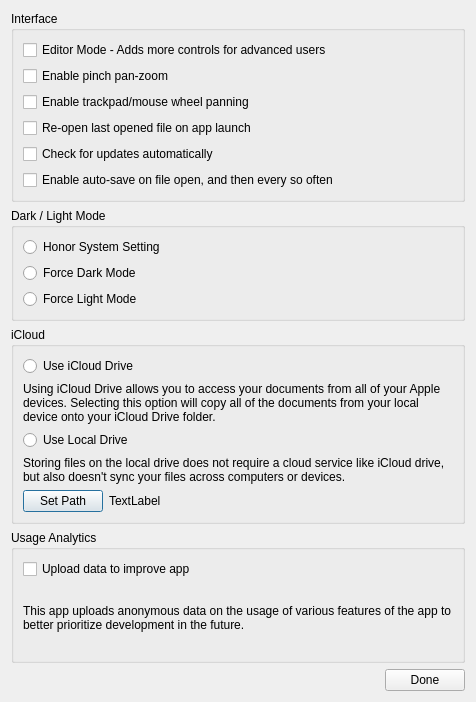
The window that pkdiagram/mainwindow/preferences.ui (patrickkidd/familydiagram) describes before a commit, drawn with Qt 5.
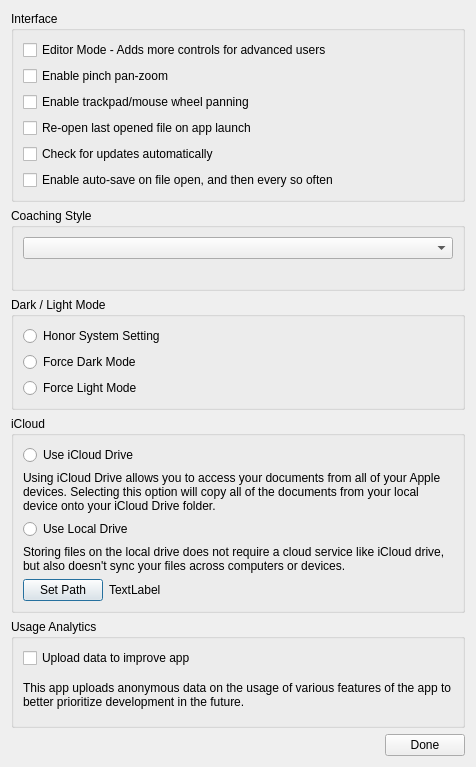
The same window after the commit.

Commit message:
FD-336: set the coaching style from Pro's Preferences (R-0050)
The selector lived in Personal's account drawer, which the embedding hides, so
Pro had no way to change it. Preferences gains a Coaching Style group writing
the same settings key the embedded chat reads, so the two cannot disagree. It
defaults to Premium and is beta-only like the rest of the chat.

Patch:
```diff
--- a/pkdiagram/mainwindow/preferences.ui
+++ b/pkdiagram/mainwindow/preferences.ui
@@ -22,7 +22,7 @@
   <property name="windowTitle">
    <string>Preferences</string>
   </property>
-  <layout class="QVBoxLayout" name="verticalLayout_4" stretch="1,0,1,1,0">
+  <layout class="QVBoxLayout" name="verticalLayout_4" stretch="1,0,0,1,1,0">
    <item>
     <widget class="QGroupBox" name="groupBox">
      <property name="title">
@@ -74,6 +74,28 @@
      </layout>
     </widget>
    </item>
+   <item>
+    <widget class="QGroupBox" name="coachingGroupBox">
+     <property name="title">
+      <string>Coaching Style</string>
+     </property>
+     <layout class="QVBoxLayout" name="verticalLayout_5">
+      <item>
+       <widget class="QComboBox" name="coachingStyleBox"/>
+      </item>
+      <item>
+       <widget class="QLabel" name="coachingStyleLabel">
+        <property name="wordWrap">
+         <bool>true</bool>
+        </property>
+        <property name="text">
+         <string/>
+        </property>
+       </widget>
+      </item>
+     </layout>
+    </widget>
+   </item>
    <item>
     <widget class="QGroupBox" name="groupBox_3">
      <property name="title">
```
The commit also changes 3 other files.
